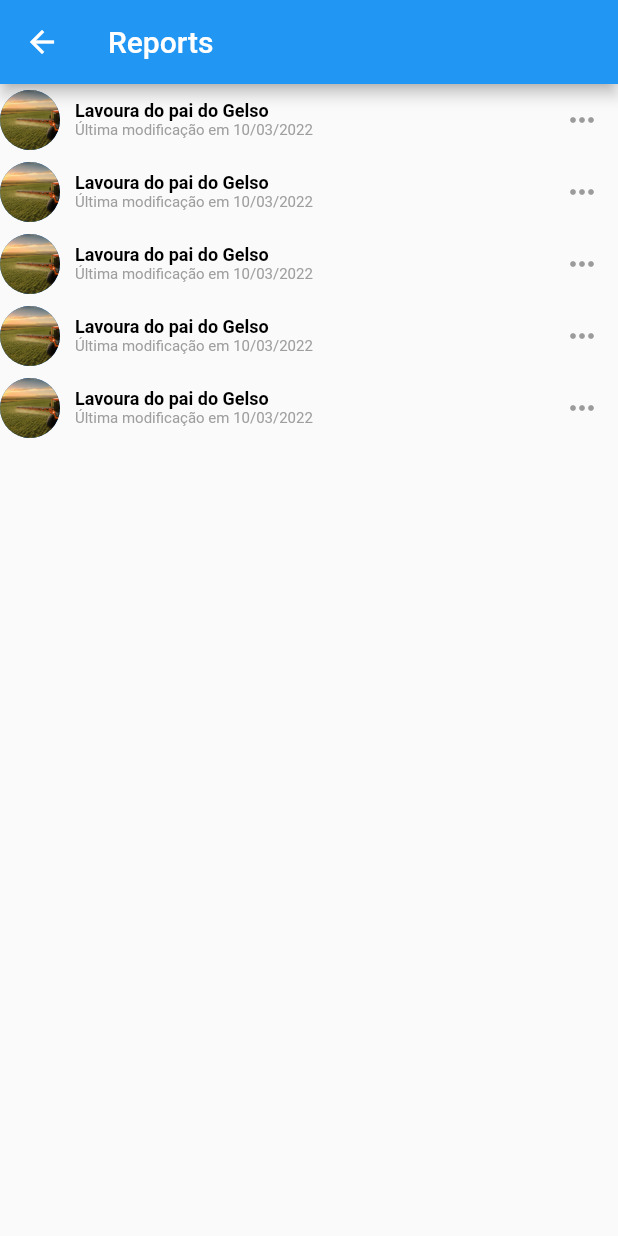
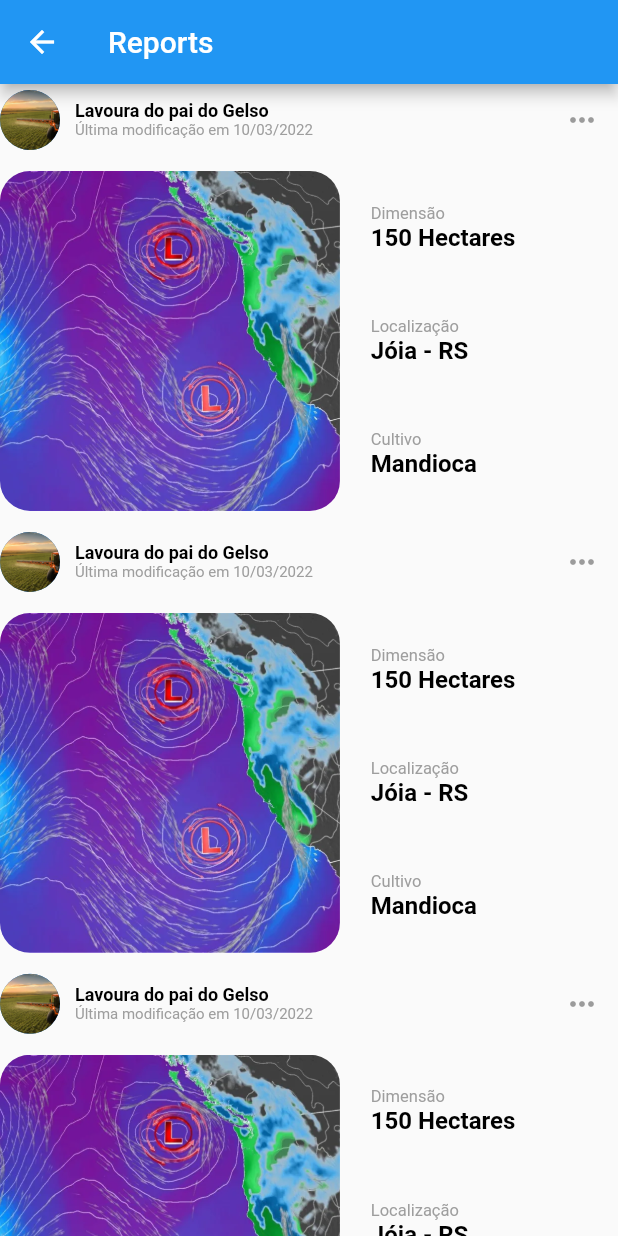
Before and after one commit to Atomiqui/agriscan, a Flutter app: the Reports screen opened by its route, on a phone screen of 412 x 824 dp. Run offline on Flutter 3.47's test engine with Material 2 defaults, Android fonts, the phone set to English and light mode, and no system bars; Roboto replaces fonts that are missing (Arial).

Commit message:
layout estático dos reports: pronto.

```diff
--- a/lib/pages/home_page.dart
+++ b/lib/pages/home_page.dart
@@ -95,7 +95,7 @@ class _HomePageState extends State<HomePage> {
               child: SizedBox(
                 width: width,
                 height: MediaQuery.of(context).size.height * 0.1,
-                child: Image.asset('assets/logo/logo.png'),
+                //child: Image.asset('assets/logo/logo.png'),
               ),
             );
           } else if (index == 1) {
--- a/lib/pages/reports.dart
+++ b/lib/pages/reports.dart
@@ -18,9 +18,9 @@ class _ReportsState extends State<Reports> {
       body: ListView.builder(
         itemCount: 5, // Lista_de_lavouras.length
         itemBuilder: (BuildContext context, int index) {
-          return const Column(
+          return Column(
             children: [
-              Row(
+              const Row(
                 children: [
                   CircleAvatar(
                     backgroundImage: AssetImage('assets/images/aplicacoes.jpg'),
@@ -63,10 +63,43 @@ class _ReportsState extends State<Reports> {
                   ),
                 ],
               ),
+              SizedBox(
+                height: 10,
+              ),
               Row(
+                mainAxisAlignment: MainAxisAlignment.start,
+                crossAxisAlignment: CrossAxisAlignment.center,
                 children: [
-
+                  Container(
+                    height: MediaQuery.of(context).size.width * 0.55,
+                    width: MediaQuery.of(context).size.width * 0.55,
+                    decoration: BoxDecoration(
+                      borderRadius: BorderRadius.circular(20.0),
+                      image: DecorationImage(
+                        fit: BoxFit.cover,
+                        image: AssetImage('assets/images/clima.png'),
+                      ),
+                    ),
+                  ),
+                  SizedBox(
+                    width: MediaQuery.of(context).size.width * 0.05,
+                  ),
+                  Container(
+                    height: MediaQuery.of(context).size.width * 0.55,
+                    child: Column(
+                      mainAxisAlignment: MainAxisAlignment.spaceAround,
+                      crossAxisAlignment: CrossAxisAlignment.start,
+                      children: [
+                        newRichText('Dimensão', '150 Hectares'),
+                        newRichText('Localização', 'Jóia - RS'),
+                        newRichText('Cultivo', 'Mandioca'),
+                      ],
+                    ),
+                  ),
                 ],
+              ),
+              SizedBox(
+                height: 10,
               ),
             ],
           );
@@ -74,4 +107,29 @@ class _ReportsState extends State<Reports> {
       )
     );
   }
+
+  RichText newRichText(String text1, String text2) {
+    return RichText(
+      text: TextSpan(
+      children: [
+        TextSpan(
+          text: '$text1\n',
+          style: TextStyle(
+            color: Colors.grey,
+            fontWeight:FontWeight.normal,
+            fontSize: 11.0,
+          ),
+        ),
+        TextSpan(
+          text: text2,
+          style: TextStyle(
+            color: Colors.black,
+            fontSize: 16.0,
+            fontWeight: FontWeight.bold,
+          ),
+        ),
+      ],
+    ),
+  );
+  }
 }
```
